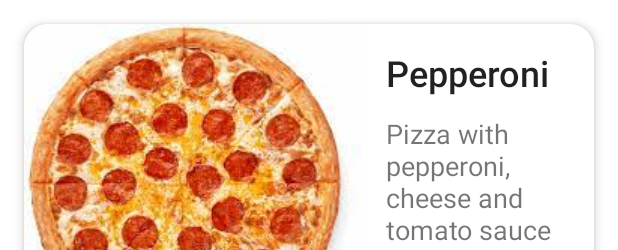
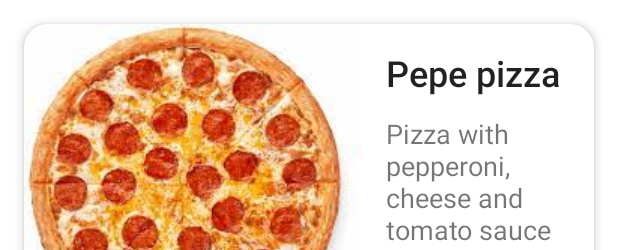
Before and after one commit to palyanaff/AndroidMirea, an Android app: the layout activity_main.xml on its own in the app's theme, with its tools: preview values and no code run, on a phone screen of 412 x 824 dp. Shown: the top 250 px of the screen. Run offline under Robolectric (Android 15) with nearby library versions, the phone set to English and light mode, and no system bars.

Commit message:
complete fifth task

```diff
--- a/app/build.gradle
+++ b/app/build.gradle
@@ -14,6 +14,10 @@ android {
         versionName "1.0"
 
         testInstrumentationRunner "androidx.test.runner.AndroidJUnitRunner"
+    }
+
+    buildFeatures {
+        viewBinding true
     }
 
     buildTypes {
--- a/app/src/main/res/values/strings.xml
+++ b/app/src/main/res/values/strings.xml
@@ -1,6 +1,6 @@
 <resources>
     <string name="app_name">MireaPR_1</string>
-    <string name="pepperoni">Pepperoni</string>
+    <string name="pepperoni">Pepe pizza</string>
     <string name="price">From 300$</string>
     <string name="pizza_description">Pizza with pepperoni, cheese and tomato sauce</string>
     <string name="make_an_order">Make an order</string>
```
Also changed, not shown: app/src/main/java/ru/palyanaff/mireapr_1/MainActivity.java (+6 -3 lines).
